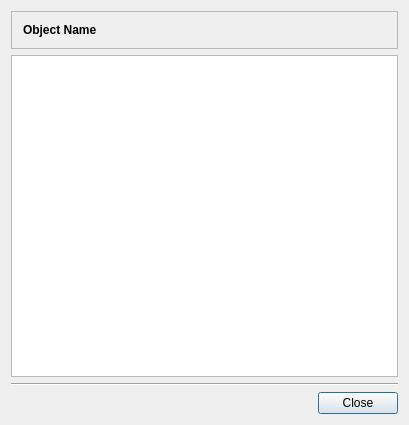
This is src/gui/simpletextview_q.ui in fwbuilder/fwbuilder as Qt 5 draws it before an edit. The edited form follows.
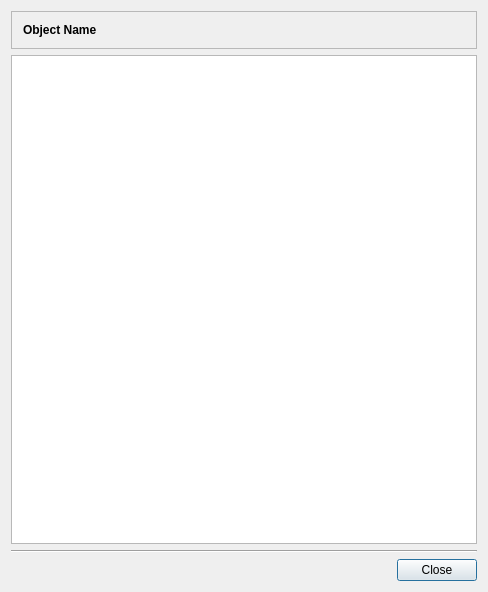
This is the edited form.

The edit to the form file:
```diff
--- a/src/gui/simpletextview_q.ui
+++ b/src/gui/simpletextview_q.ui
@@ -5,8 +5,8 @@
    <rect>
     <x>0</x>
     <y>0</y>
-    <width>409</width>
-    <height>425</height>
+    <width>488</width>
+    <height>592</height>
    </rect>
   </property>
   <property name="focusPolicy" >
@@ -15,20 +15,8 @@
   <property name="windowTitle" >
    <string>Text viewer</string>
   </property>
-  <layout class="QVBoxLayout" >
-   <property name="leftMargin" >
-    <number>11</number>
-   </property>
-   <property name="topMargin" >
-    <number>11</number>
-   </property>
-   <property name="rightMargin" >
-    <number>11</number>
-   </property>
-   <property name="bottomMargin" >
-    <number>11</number>
-   </property>
-   <item>
+  <layout class="QGridLayout" name="gridLayout" >
+   <item row="0" column="0" >
     <widget class="QFrame" name="frame6" >
      <property name="frameShape" >
       <enum>QFrame::StyledPanel</enum>
@@ -37,16 +25,7 @@
       <enum>QFrame::Plain</enum>
      </property>
      <layout class="QGridLayout" >
-      <property name="leftMargin" >
-       <number>11</number>
-      </property>
-      <property name="topMargin" >
-       <number>11</number>
-      </property>
-      <property name="rightMargin" >
-       <number>11</number>
-      </property>
-      <property name="bottomMargin" >
+      <property name="margin" >
        <number>11</number>
       </property>
       <item row="0" column="0" >
@@ -68,14 +47,14 @@
      </layout>
     </widget>
    </item>
-   <item>
-    <widget class="QTextEdit" name="textview" >
-     <property name="readOnly" >
+   <item row="1" column="0" >
+    <widget class="QTextBrowser" name="textview" >
+     <property name="openExternalLinks" >
       <bool>true</bool>
      </property>
     </widget>
    </item>
-   <item>
+   <item row="2" column="0" >
     <widget class="Line" name="line2" >
      <property name="frameShape" >
       <enum>QFrame::HLine</enum>
@@ -88,7 +67,7 @@
      </property>
     </widget>
    </item>
-   <item>
+   <item row="3" column="0" >
     <layout class="QHBoxLayout" >
      <item>
       <spacer>
```
Left out of the diff: 3 changed lines with no effect on the pictures.
